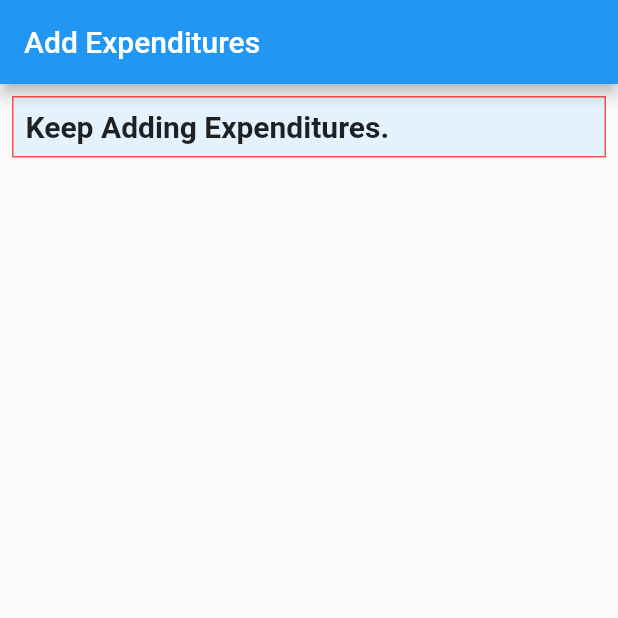
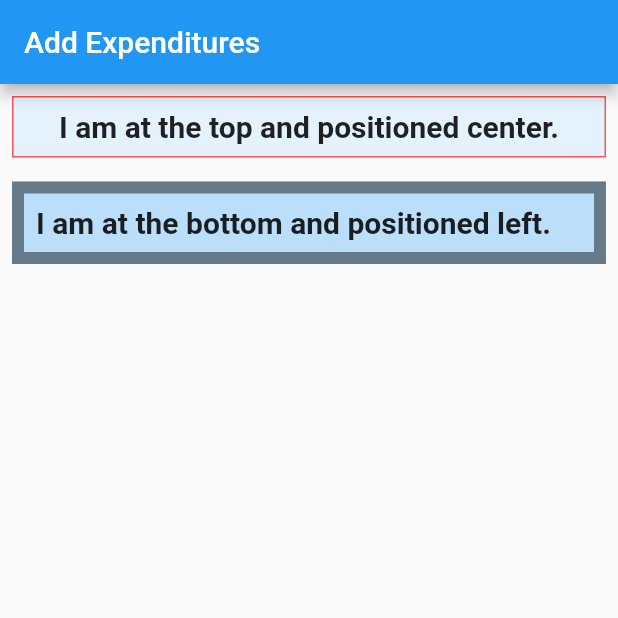
Before and after one commit to sanjibsinha/better_flutter_chapter_two_extension, a Flutter app: the screen it shows after launch, on a phone screen of 412 x 824 dp, the top half of it. Run offline on Flutter 3.47's test engine with Material 2 defaults, Android fonts, the phone set to English and light mode, and no system bars.

Commit message:
styling container more

```diff
--- a/lib/views/add_name_list.dart
+++ b/lib/views/add_name_list.dart
@@ -25,8 +25,28 @@ class _AddNameListState extends State<AddNameList> {
                   color: Colors.redAccent,
                 ),
               ),
+              alignment: Alignment.topCenter,
               child: const Text(
-                  'Keep Adding Expenditures.',
+                'I am at the top and positioned center.',
+                style: TextStyle(
+                  fontWeight: FontWeight.bold,
+                  fontSize: 20,
+                ),
+              ),
+            ),
+            Container(
+              margin: EdgeInsets.all(8),
+              padding: EdgeInsets.all(8),
+              decoration: BoxDecoration(
+                color: Colors.blue[100],
+                border: Border.all(
+                  color: Colors.black45,
+                  width: 8,
+                ),
+              ),
+              alignment: Alignment.bottomLeft,
+              child: const Text(
+                'I am at the bottom and positioned left.',
                 style: TextStyle(
                   fontWeight: FontWeight.bold,
                   fontSize: 20,
@@ -38,6 +58,7 @@ class _AddNameListState extends State<AddNameList> {
             ),
           ],
         ),
-        ));
+      ),
+    );
   }
 }
```
Lines whose indentation alone changed are shown as unchanged.
